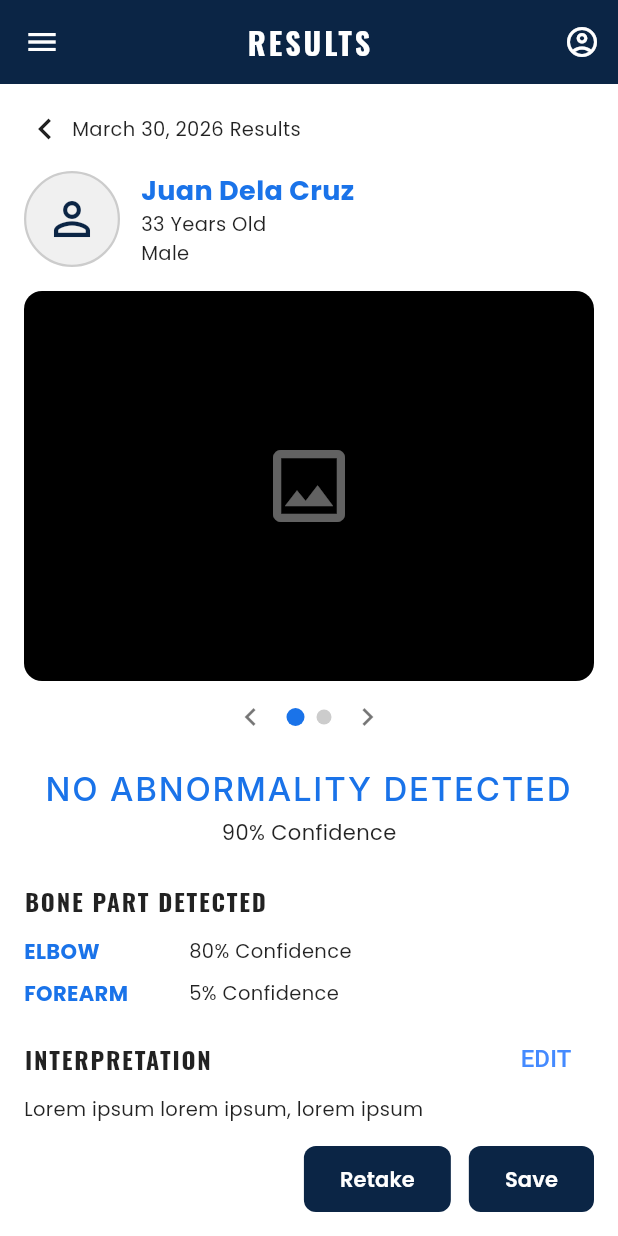
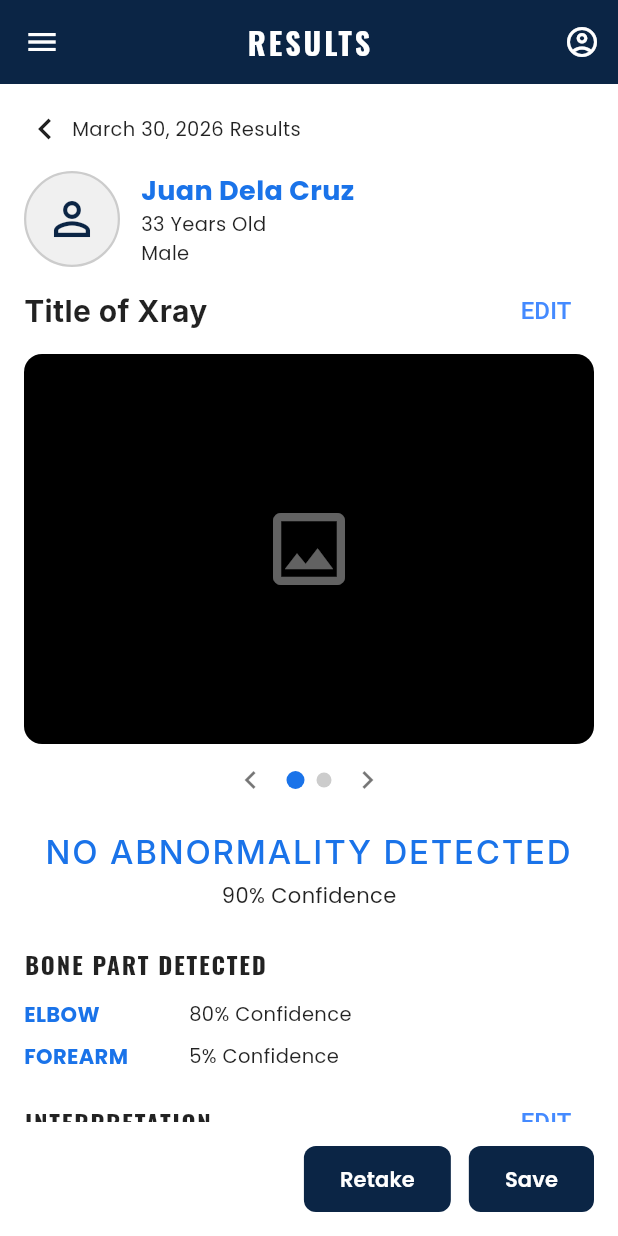
Before and after one commit to RedRogue10/bone-abnormality-detector, a Flutter app: the XrayResultPage screen opened directly, on a phone screen of 412 x 824 dp. Run offline on Flutter 3.47's test engine with Material 3 defaults, Android fonts, the phone set to English and light mode, and no system bars; our stand-ins replace google_fonts.

Commit message:
Added X-Ray Title

```diff
--- a/lib/pages/xray_result.dart
+++ b/lib/pages/xray_result.dart
@@ -118,7 +118,25 @@ class _XrayResultPageState extends State<XrayResultPage> {
                       ),
                     ],
                   ),
-                  const SizedBox(height: 16),
+                  const SizedBox(height: 5),
+                  Row(
+                    children: [
+                      Text(
+                        'Title of Xray',
+                        style: GoogleFonts.inter(
+                          color: Colors.black87,
+                          fontWeight: FontWeight.bold,
+                          fontSize: 20,
+                        ),
+                      ),
+                      Spacer(),
+                      TextButton(onPressed: (){}, child: Text("EDIT",style: TextStyle(
+                        color: Colors.blueAccent,
+                        fontSize: 16,
+                      ),))
+                    ],
+                  ),
+                  const SizedBox(height: 5),
 
                   // X-ray image placeholder
                   Container(
```
